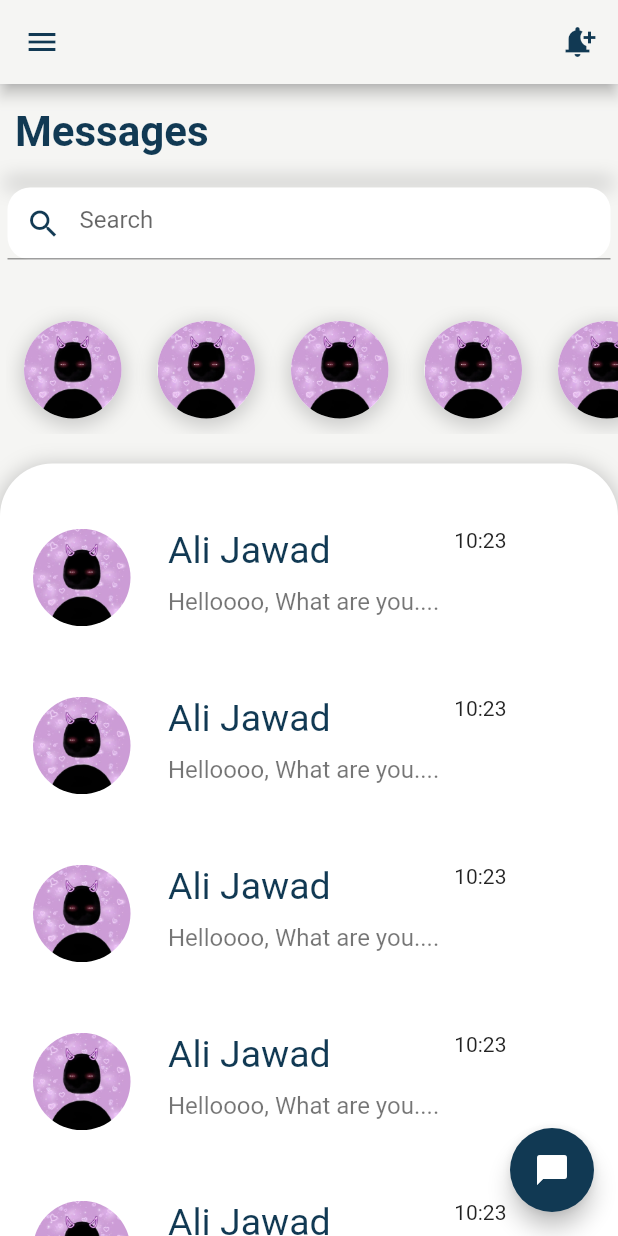
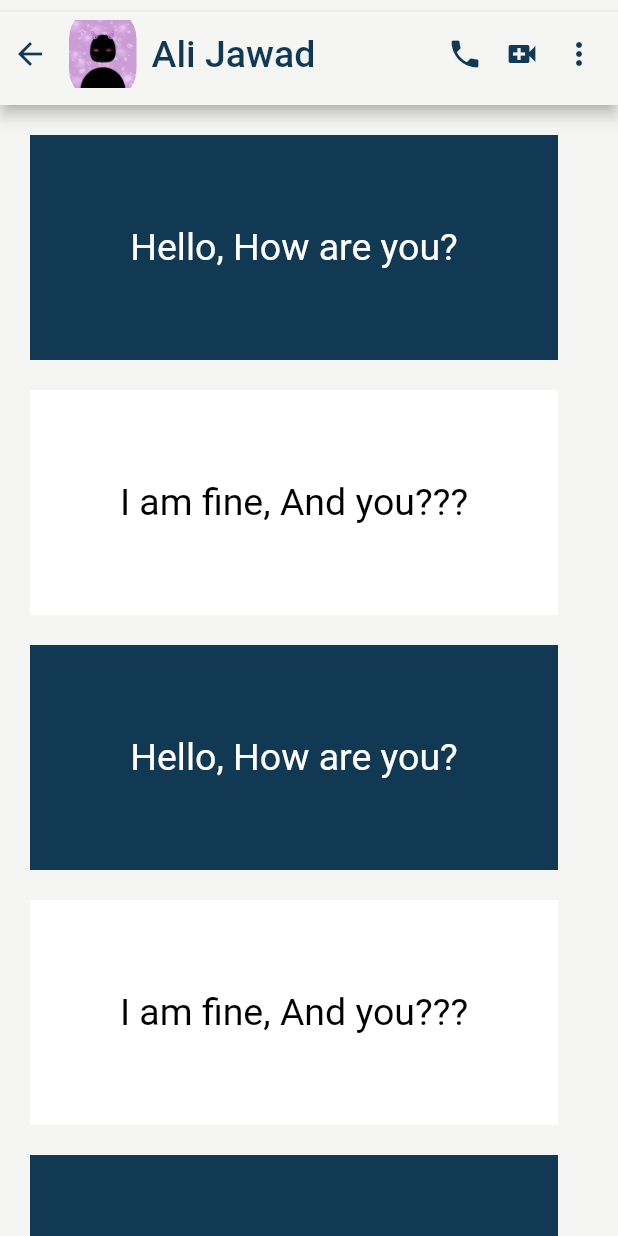
Before and after one commit to AliJawadSubhan/Chatting-Simple-UI, a Flutter app: the screen it shows after launch, after a tap on "Ali Jawad", on a phone screen of 412 x 824 dp. Run offline on Flutter 3.47's test engine with Material 2 defaults, Android fonts, the phone set to English and light mode, and no system bars; missing offline and left inert: custom_clippers.

Commit message:
Updated some files

```diff
--- a/lib/base/app.dart
+++ b/lib/base/app.dart
@@ -1,4 +1,5 @@
 import 'package:flutter/material.dart';
+import 'package:stful_wid/screens/chats.dart';
 import 'package:stful_wid/screens/home.dart';
 
 class MyApp extends StatelessWidget {
@@ -16,6 +17,7 @@ class MyApp extends StatelessWidget {
       ),
       routes: {
         '/': (context) => HomePage(),
+        '/chats': (context) => Chat(),
       },
     );
   }
--- /dev/null
+++ b/lib/brain/chat_brain.dart
@@ -0,0 +1,5 @@
+class ChatBrain {
+  bool? isMe;
+  String? message;
+  ChatBrain({required this.isMe, required this.message});
+}
--- /dev/null
+++ b/lib/screens/chats.dart
@@ -0,0 +1,74 @@
+import 'package:flutter/material.dart';
+import 'package:stful_wid/brain/chat_brain.dart';
+import 'package:stful_wid/widgets/chatSample.dart';
+
+class Chat extends StatelessWidget {
+  Chat({super.key});
+
+  final List myChatBrain = [
+    ChatBrain(isMe: true, message: 'Hello, How are you?'),
+    ChatBrain(isMe: false, message: 'I am fine, And you???'),
+    ChatBrain(isMe: true, message: 'Hello, How are you?'),
+    ChatBrain(isMe: false, message: 'I am fine, And you???'),
+    ChatBrain(isMe: true, message: 'Hello, How are you?'),
+    ChatBrain(isMe: false, message: 'I am fine, And you???'),
+  ];
+
+  @override
+  Widget build(BuildContext context) {
+    return Scaffold(
+      appBar: PreferredSize(
+        preferredSize: const Size.fromHeight(70),
+        child: Padding(
+          padding: const EdgeInsets.only(top: 8.0),
+          child: AppBar(
+            leadingWidth: 30,
+            title: Row(
+              children: [
+                ClipRRect(
+                  borderRadius: BorderRadius.circular(65),
+                  child: Image.asset(
+                    'images/user.jpg',
+                    height: 65,
+                    width: 45,
+                  ),
+                ),
+                const SizedBox(
+                  width: 10,
+                ),
+                const Text(
+                  'Ali Jawad',
+                  style: TextStyle(color: Color(0xFF113953), fontSize: 25),
+                ),
+              ],
+            ),
+            actions: const [
+              Padding(
+                padding: EdgeInsets.only(right: 14.0),
+                child: Icon(Icons.phone),
+              ),
+              Padding(
+                padding: EdgeInsets.only(right: 14.0),
+                child: Icon(Icons.video_call),
+              ),
+              Padding(
+                padding: EdgeInsets.only(right: 14.0),
+                child: Icon(Icons.more_vert),
+              ),
+            ],
+          ),
+        ),
+      ),
+      body: ListView.builder(
+          padding:
+              const EdgeInsets.only(top: 20, left: 20, right: 20, bottom: 80),
+          itemCount: myChatBrain.length,
+          itemBuilder: (context, index) {
+            return ChatSample(
+                message: myChatBrain[index].message,
+                colors: myChatBrain[index].isMe!,
+                isMe: myChatBrain[index].isMe!);
+          }),
+    );
+  }
+}
--- a/lib/widgets/active_chats.dart
+++ b/lib/widgets/active_chats.dart
@@ -13,7 +13,8 @@ class ActiveChats extends StatelessWidget {
           children: [
             for (var i = 0; i < 7; i++)
               Padding(
-                padding: EdgeInsets.symmetric(horizontal: 12, vertical: 10),
+                padding:
+                    const EdgeInsets.symmetric(horizontal: 12, vertical: 10),
                 child: Container(
                   height: 65,
                   width: 65,
@@ -25,12 +26,17 @@ class ActiveChats extends StatelessWidget {
                           color: Colors.grey.withOpacity(0.5),
                           spreadRadius: 2,
                           blurRadius: 10,
-                          offset: Offset(0, 3)),
+                          offset: const Offset(0, 3)),
                     ],
                   ),
-                  child: ClipRRect(
-                      borderRadius: BorderRadius.circular(35),
-                      child: Image.asset('images/user.jpg')),
+                  child: InkWell(
+                    onTap: () {
+                      Navigator.pushNamed(context, '/chats');
+                    },
+                    child: ClipRRect(
+                        borderRadius: BorderRadius.circular(35),
+                        child: Image.asset('images/user.jpg')),
+                  ),
                 ),
               )
           ],
--- /dev/null
+++ b/lib/widgets/chatSample.dart
@@ -0,0 +1,49 @@
+import 'package:flutter/material.dart';
+import 'package:custom_clippers/custom_clippers.dart';
+
+class ChatSample extends StatelessWidget {
+  const ChatSample(
+      {super.key,
+      required this.colors,
+      required this.isMe,
+      required this.message});
+
+  final colors;
+  final bool isMe;
+  final String message;
+
+  @override
+  Widget build(BuildContext context) {
+    return Align(
+      alignment: isMe ? Alignment.centerRight : Alignment.centerLeft,
+      child: Padding(
+        padding: const EdgeInsets.only(right: 20, bottom: 20),
+        child: ClipPath(
+          clipper: isMe
+              ? UpperNipMessageClipper(MessageType.send)
+              : UpperNipMessageClipper(MessageType.receive),
+          child: Container(
+            height: 150,
+            width: double.infinity,
+            decoration: BoxDecoration(
+                color: isMe ? const Color(0xFF113953) : Colors.white,
+                boxShadow: [
+                  BoxShadow(
+                    color: Colors.grey.withOpacity(0.5),
+                    spreadRadius: 2,
+                    blurRadius: 12,
+                    offset: const Offset(3, 3),
+                  ),
+                ]),
+            child: Center(
+                child: Text(
+              message,
+              style: TextStyle(
+                  color: isMe ? Colors.white : Colors.black, fontSize: 25),
+            )),
+          ),
+        ),
+      ),
+    );
+  }
+}
--- a/lib/widgets/recent_chats.dart
+++ b/lib/widgets/recent_chats.dart
@@ -31,7 +31,9 @@ class RecentChats extends StatelessWidget {
               padding:
                   const EdgeInsets.symmetric(vertical: 15.5, horizontal: 4),
               child: InkWell(
-                onTap: () {},
+                onTap: () {
+                  Navigator.pushNamed(context, '/chats');
+                },
                 child: Padding(
                   padding: const EdgeInsets.all(8.0),
                   child: SizedBox(
--- a/pubspec.yaml
+++ b/pubspec.yaml
@@ -35,6 +35,8 @@ dependencies:
   # The following adds the Cupertino Icons font to your application.
   # Use with the CupertinoIcons class for iOS style icons.
   cupertino_icons: ^1.0.2
+
+  custom_clippers: ^2.0.0
 
 dev_dependencies:
   flutter_test:
```
Also changed, not shown: pubspec.lock.
